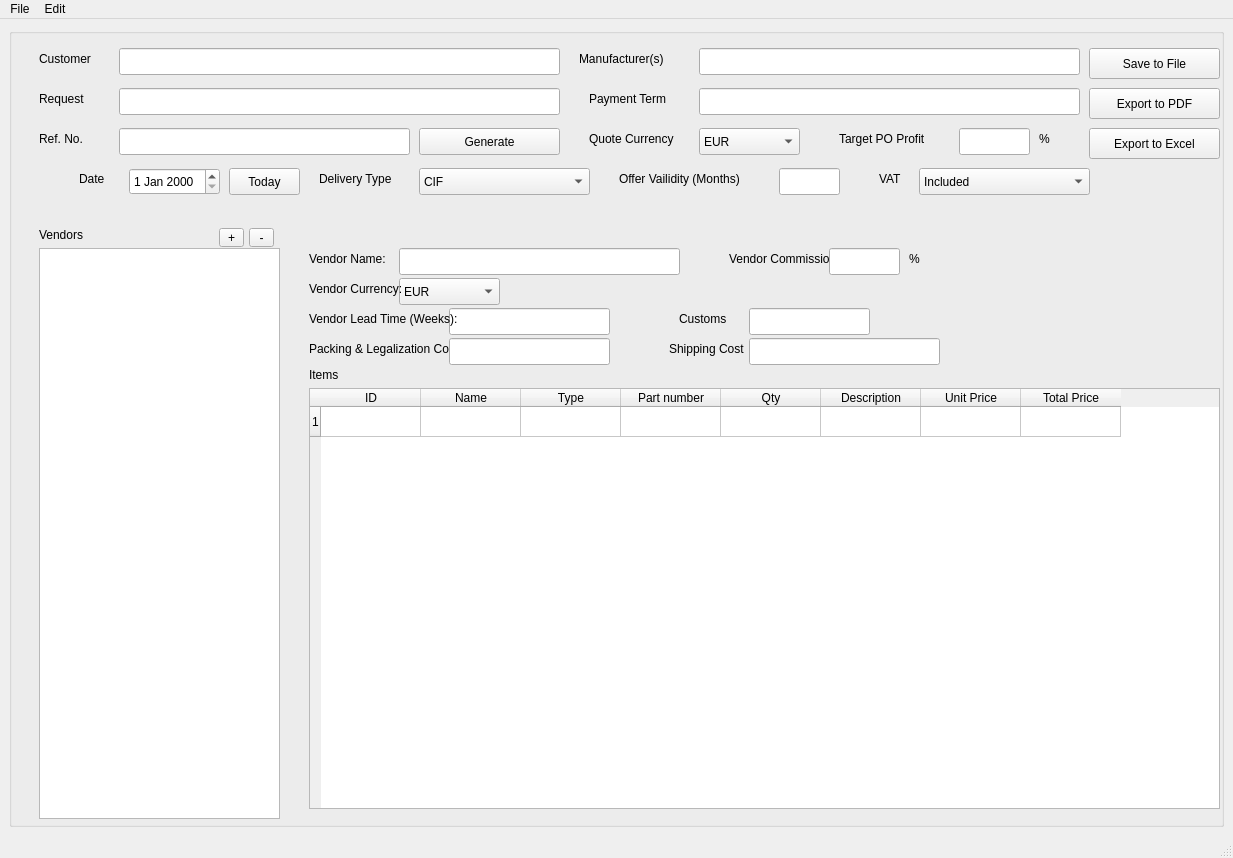
First picture: the form in QuoteCreatorQT/main_window.ui, repository alyashraf97/QuotationCreator, before the edit.
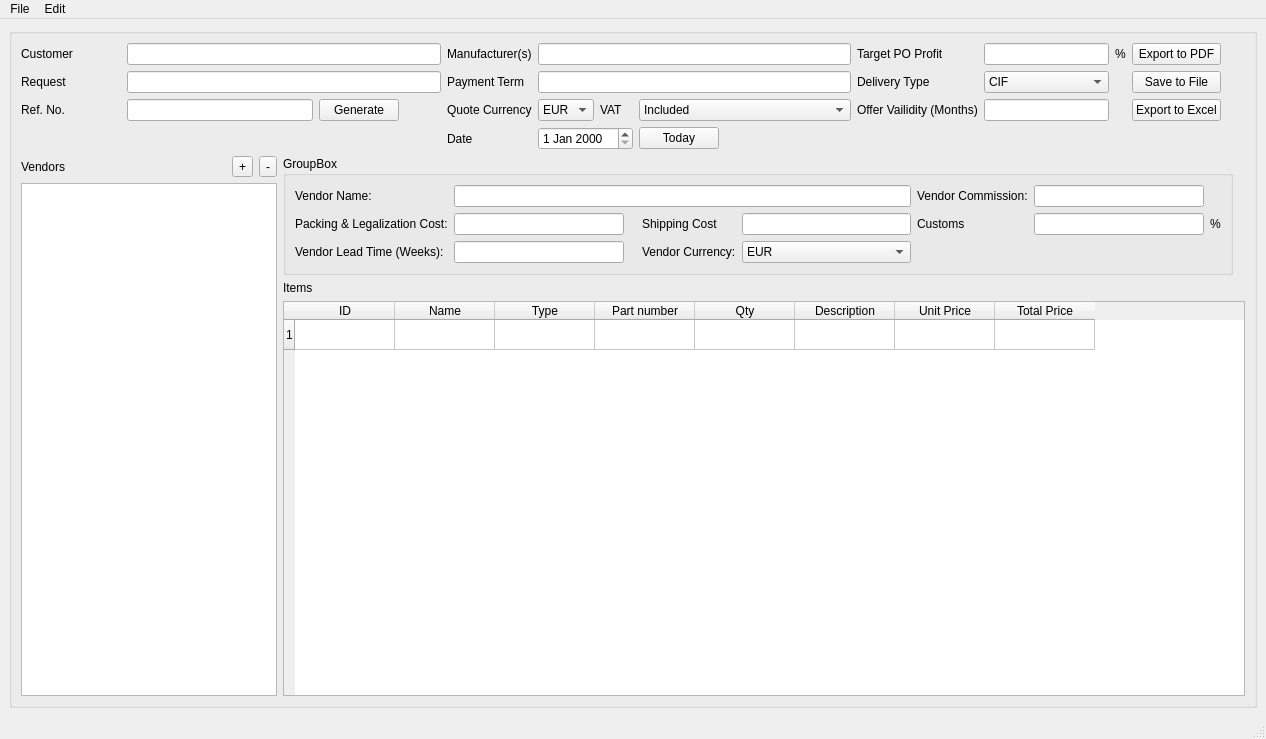
Second picture: the form after the edit.

The edit to the form file:
```diff
--- a/QuoteCreatorQT/main_window.ui
+++ b/QuoteCreatorQT/main_window.ui
@@ -6,8 +6,8 @@
    <rect>
     <x>0</x>
     <y>0</y>
-    <width>1233</width>
-    <height>858</height>
+    <width>1266</width>
+    <height>739</height>
    </rect>
   </property>
   <property name="sizePolicy">
@@ -20,8 +20,8 @@
    <string>MainWindow</string>
   </property>
   <widget class="QWidget" name="centralwidget">
-   <layout class="QVBoxLayout" name="verticalLayout">
-    <item>
+   <layout class="QGridLayout" name="gridLayout">
+    <item row="0" column="0">
      <widget class="QGroupBox" name="quotation_groupBox">
       <property name="sizePolicy">
        <sizepolicy hsizetype="Minimum" vsizetype="Minimum">
@@ -29,725 +29,461 @@
         <verstretch>0</verstretch>
        </sizepolicy>
       </property>
-      <widget class="QDateEdit" name="quotation_date_entry">
-       <property name="geometry">
-        <rect>
-         <x>120</x>
-         <y>140</y>
-         <width>91</width>
-         <height>27</height>
-        </rect>
-       </property>
-      </widget>
-      <widget class="QLabel" name="quote_currency_label">
-       <property name="geometry">
-        <rect>
-         <x>580</x>
-         <y>100</y>
-         <width>111</width>
-         <height>21</height>
-        </rect>
-       </property>
-       <property name="text">
-        <string>Quote Currency</string>
-       </property>
-      </widget>
-      <widget class="QLabel" name="offer_validity_label">
-       <property name="geometry">
-        <rect>
-         <x>610</x>
-         <y>140</y>
-         <width>161</width>
-         <height>21</height>
-        </rect>
-       </property>
-       <property name="text">
-        <string>Offer Vailidity (Months)</string>
-       </property>
-      </widget>
-      <widget class="QComboBox" name="quote_currency_combo">
-       <property name="geometry">
-        <rect>
-         <x>690</x>
-         <y>100</y>
-         <width>101</width>
-         <height>27</height>
-        </rect>
-       </property>
-       <item>
-        <property name="text">
-         <string>EUR</string>
-        </property>
+      <layout class="QGridLayout" name="gridLayout_2">
+       <item row="11" column="4" colspan="17">
+        <widget class="QTableWidget" name="tableWidget">
+         <property name="sortingEnabled">
+          <bool>false</bool>
+         </property>
+         <property name="wordWrap">
+          <bool>false</bool>
+         </property>
+         <row>
+          <property name="text">
+           <string>1</string>
+          </property>
+         </row>
+         <column>
+          <property name="text">
+           <string>ID</string>
+          </property>
+         </column>
+         <column>
+          <property name="text">
+           <string>Name</string>
+          </property>
+         </column>
+         <column>
+          <property name="text">
+           <string>Type</string>
+          </property>
+         </column>
+         <column>
+          <property name="text">
+           <string>Part number</string>
+          </property>
+         </column>
+         <column>
+          <property name="text">
+           <string>Qty</string>
+          </property>
+         </column>
+         <column>
+          <property name="text">
+           <string>Description</string>
+          </property>
+         </column>
+         <column>
+          <property name="text">
+           <string>Unit Price</string>
+          </property>
+         </column>
+         <column>
+          <property name="text">
+           <string>Total Price</string>
+          </property>
+         </column>
+        </widget>
        </item>
-       <item>
-        <property name="text">
-         <string>USD</string>
-        </property>
+       <item row="4" column="14">
+        <widget class="QLineEdit" name="offer_validity_field"/>
        </item>
-       <item>
-        <property name="text">
-         <string>GBP</string>
-        </property>
+       <item row="4" column="8">
+        <widget class="QLabel" name="quote_currency_label">
+         <property name="text">
+          <string>Quote Currency</string>
+         </property>
+        </widget>
        </item>
-       <item>
-        <property name="text">
-         <string>EGP</string>
-        </property>
+       <item row="0" column="8">
+        <widget class="QLabel" name="manufacturer_label">
+         <property name="text">
+          <string>Manufacturer(s)</string>
+         </property>
+        </widget>
        </item>
-       <item>
-        <property name="text">
-         <string>CHF</string>
-        </property>
+       <item row="0" column="1" colspan="7">
+        <widget class="QLineEdit" name="customer_field"/>
        </item>
-       <item>
-        <property name="text">
-         <string>AED</string>
-        </property>
+       <item row="5" column="8">
+        <widget class="QLabel" name="quotation_date_label">
+         <property name="text">
+          <string>Date</string>
+         </property>
+        </widget>
        </item>
-      </widget>
-      <widget class="QLabel" name="customer_label">
-       <property name="geometry">
-        <rect>
-         <x>30</x>
-         <y>20</y>
-         <width>71</width>
-         <height>21</height>
-        </rect>
-       </property>
-       <property name="text">
-        <string>Customer</string>
-       </property>
-      </widget>
-      <widget class="QLabel" name="quotation_date_label">
-       <property name="geometry">
-        <rect>
-         <x>70</x>
-         <y>140</y>
-         <width>41</width>
-         <height>21</height>
-        </rect>
-       </property>
-       <property name="text">
-        <string>Date</string>
-       </property>
-      </widget>
-      <widget class="QLineEdit" name="offer_validity_field">
-       <property name="geometry">
-        <rect>
-         <x>770</x>
-         <y>140</y>
-         <width>61</width>
-         <height>27</height>
-        </rect>
-       </property>
-      </widget>
-      <widget class="QPushButton" name="set_date_to_today_button">
-       <property name="geometry">
-        <rect>
-         <x>220</x>
-         <y>140</y>
-         <width>71</width>
-         <height>27</height>
-        </rect>
-       </property>
-       <property name="text">
-        <string>Today</string>
-       </property>
-      </widget>
-      <widget class="QLineEdit" name="request_field">
-       <property name="geometry">
-        <rect>
-         <x>110</x>
-         <y>60</y>
-         <width>441</width>
-         <height>27</height>
-        </rect>
-       </property>
-      </widget>
-      <widget class="QLabel" name="request_label">
-       <property name="geometry">
-        <rect>
-         <x>30</x>
-         <y>60</y>
-         <width>71</width>
-         <height>21</height>
-        </rect>
-       </property>
-       <property name="text">
-        <string>Request</string>
-       </property>
-      </widget>
-      <widget class="QLineEdit" name="customer_field">
-       <property name="geometry">
-        <rect>
-         <x>110</x>
-         <y>20</y>
-         <width>441</width>
-         <height>27</height>
-        </rect>
-       </property>
-      </widget>
-      <widget class="QLabel" name="target_profit_percent_label">
-       <property name="geometry">
-        <rect>
-         <x>1030</x>
-         <y>100</y>
-         <width>21</width>
-         <height>21</height>
-        </rect>
-       </property>
-       <property name="text">
-        <string>%</string>
-       </property>
-      </widget>
-      <widget class="QLineEdit" name="target_profit_field">
-       <property name="geometry">
-        <rect>
-         <x>950</x>
-         <y>100</y>
-         <width>71</width>
-         <height>27</height>
-        </rect>
-       </property>
-      </widget>
-      <widget class="QLabel" name="manufacturer_label">
-       <property name="geometry">
-        <rect>
-         <x>570</x>
-         <y>20</y>
-         <width>111</width>
-         <height>21</height>
-        </rect>
-       </property>
-       <property name="text">
-        <string>Manufacturer(s)</string>
-       </property>
-      </widget>
-      <widget class="QComboBox" name="delivery_type_combo">
-       <property name="geometry">
-        <rect>
-         <x>410</x>
-         <y>140</y>
-         <width>171</width>
-         <height>27</height>
-        </rect>
-       </property>
-       <item>
-        <property name="text">
-         <string>CIF</string>
-        </property>
+       <item row="4" column="9">
+        <widget class="QComboBox" name="quote_currency_combo">
+         <item>
+          <property name="text">
+           <string>EUR</string>
+          </property>
+         </item>
+         <item>
+          <property name="text">
+           <string>USD</string>
+          </property>
+         </item>
+         <item>
+          <property name="text">
+           <string>GBP</string>
+          </property>
+         </item>
+         <item>
+          <property name="text">
+           <string>EGP</string>
+          </property>
+         </item>
+         <item>
+          <property name="text">
+           <string>CHF</string>
+          </property>
+         </item>
+         <item>
+          <property name="text">
+           <string>AED</string>
+          </property>
+         </item>
+        </widget>
        </item>
-       <item>
-        <property name="text">
-         <string>Site Delivery</string>
-        </property>
+       <item row="7" column="2">
+        <widget class="QToolButton" name="vendor_add_button">
+         <property name="text">
+          <string>+</string>
+         </property>
+        </widget>
        </item>
-       <item>
-        <property name="text">
-         <string>Other</string>
-        </property>
+       <item row="2" column="14">
+        <widget class="QComboBox" name="delivery_type_combo">
+         <item>
+          <property name="text">
+           <string>CIF</string>
+          </property>
+         </item>
+         <item>
+          <property name="text">
+           <string>Site Delivery</string>
+          </property>
+         </item>
+         <item>
+          <property name="text">
+           <string>Other</string>
+          </property>
+         </item>
+        </widget>
        </item>
-      </widget>
-      <widget class="QLabel" name="delivery_type_label">
-       <property name="geometry">
-        <rect>
-         <x>310</x>
-         <y>140</y>
-         <width>101</width>
-         <height>21</height>
-        </rect>
-       </property>
-       <property name="text">
-        <string>Delivery Type</string>
-       </property>
-      </widget>
-      <widget class="QLineEdit" name="manufacturer_label_2">
-       <property name="geometry">
-        <rect>
-         <x>690</x>
-         <y>20</y>
-         <width>381</width>
-         <height>27</height>
-        </rect>
-       </property>
-      </widget>
-      <widget class="QLabel" name="target_profit_label">
-       <property name="geometry">
-        <rect>
-         <x>830</x>
-         <y>100</y>
-         <width>121</width>
-         <height>21</height>
-        </rect>
-       </property>
-       <property name="text">
-        <string>Target PO Profit</string>
-       </property>
-      </widget>
-      <widget class="QLineEdit" name="quote_ref_field">
-       <property name="geometry">
-        <rect>
-         <x>110</x>
-         <y>100</y>
-         <width>291</width>
-         <height>27</height>
-        </rect>
-       </property>
-      </widget>
-      <widget class="QLabel" name="payment_term_label">
-       <property name="geometry">
-        <rect>
-         <x>580</x>
-         <y>60</y>
-         <width>101</width>
-         <height>21</height>
-        </rect>
-       </property>
-       <property name="text">
-        <string>Payment Term</string>
-       </property>
-      </widget>
-      <widget class="QLabel" name="quote_ref_label">
-       <property name="geometry">
-        <rect>
-         <x>30</x>
-         <y>100</y>
-         <width>61</width>
-         <height>21</height>
-        </rect>
-       </property>
-       <property name="text">
-        <string>Ref. No.</string>
-       </property>
-      </widget>
-      <widget class="QLineEdit" name="payment_term_field">
-       <property name="geometry">
-        <rect>
-         <x>690</x>
-         <y>60</y>
-         <width>381</width>
-         <height>27</height>
-        </rect>
-       </property>
-      </widget>
-      <widget class="QPushButton" name="save_to_file_button">
-       <property name="geometry">
-        <rect>
-         <x>1080</x>
-         <y>20</y>
-         <width>131</width>
-         <height>31</height>
-        </rect>
-       </property>
-       <property name="text">
-        <string>Save to File</string>
-       </property>
-      </widget>
-      <widget class="QPushButton" name="export_to_pdf_button">
-       <property name="geometry">
-        <rect>
-         <x>1080</x>
-         <y>60</y>
-         <width>131</width>
-         <height>31</height>
-        </rect>
-       </property>
-       <property name="text">
-        <string>Export to PDF</string>
-       </property>
-      </widget>
-      <widget class="QPushButton" name="export_to_excel_button">
-       <property name="geometry">
-        <rect>
-         <x>1080</x>
-         <y>100</y>
-         <width>131</width>
-         <height>31</height>
-        </rect>
-       </property>
-       <property name="text">
-        <string>Export to Excel</string>
-       </property>
-      </widget>
-      <widget class="QComboBox" name="vat_state_combo">
-       <property name="geometry">
-        <rect>
-         <x>910</x>
-         <y>140</y>
-         <width>171</width>
-         <height>27</height>
-        </rect>
-       </property>
-       <item>
-        <property name="text">
-         <string>Included</string>
-        </property>
+       <item row="0" column="16">
+        <widget class="QPushButton" name="export_to_pdf_button">
+         <property name="text">
+          <string>Export to PDF</string>
+         </property>
+        </widget>
        </item>
-       <item>
-        <property name="text">
-         <string>Not Included</string>
-        </property>
+       <item row="4" column="16">
+        <widget class="QPushButton" name="export_to_excel_button">
+         <property name="text">
+          <string>Export to Excel</string>
+         </property>
+        </widget>
        </item>
-      </widget>
-      <widget class="QLabel" name="vat_label">
-       <property name="geometry">
-        <rect>
-         <x>870</x>
-         <y>140</y>
-         <width>31</width>
-         <height>21</height>
-        </rect>
-       </property>
-       <property name="text">
-        <string>VAT</string>
-       </property>
-      </widget>
-      <widget class="QPushButton" name="ref_number_generator_button">
-       <property name="geometry">
-        <rect>
-         <x>410</x>
-         <y>100</y>
-         <width>141</width>
-         <height>27</height>
-        </rect>
-       </property>
-       <property name="text">
-        <string>Generate</string>
-       </property>
-      </widget>
-      <widget class="QListWidget" name="listWidget">
-       <property name="geometry">
-        <rect>
-         <x>30</x>
-         <y>220</y>
-         <width>241</width>
-         <height>571</height>
-        </rect>
-       </property>
-      </widget>
-      <widget class="QLabel" name="vendor_name_label">
-       <property name="geometry">
-        <rect>
-         <x>300</x>
-         <y>220</y>
-         <width>91</width>
-         <height>21</height>
-        </rect>
-       </property>
-       <property name="text">
-        <string>Vendor Name:</string>
-       </property>
-      </widget>
-      <widget class="QLineEdit" name="vendor_lead_time_field">
-       <property name="geometry">
-        <rect>
-         <x>440</x>
-         <y>280</y>
-         <width>161</width>
-         <height>27</height>
-        </rect>
-       </property>
-      </widget>
-      <widget class="QLabel" name="vendor_shippingcost_label">
-       <property name="geometry">
-        <rect>
-         <x>660</x>
-         <y>310</y>
-         <width>101</width>
-         <height>21</height>
-        </rect>
-       </property>
-       <property name="text">
-        <string>Shipping Cost</string>
-       </property>
-      </widget>
-      <widget class="QComboBox" name="vendor_currency_combo">
-       <property name="geometry">
-        <rect>
-         <x>390</x>
-         <y>250</y>
-         <width>101</width>
-         <height>27</height>
-        </rect>
-       </property>
-       <item>
-        <property name="text">
-         <string>EUR</string>
-        </property>
+       <item row="0" column="14">
+        <widget class="QLineEdit" name="target_profit_field"/>
        </item>
-       <item>
-        <property name="text">
-         <string>USD</string>
-        </property>
+       <item row="4" column="13">
+        <widget class="QLabel" name="offer_validity_label">
+         <property name="text">
+          <string>Offer Vailidity (Months)</string>
+         </property>
+        </widget>
        </item>
-       <item>
-        <property name="text">
-         <string>GBP</string>
-        </property>
+       <item row="8" column="0" rowspan="4" colspan="4">
+        <widget class="QListWidget" name="listWidget"/>
        </item>
-       <item>
-        <property name="text">
-         <string>EGP</string>
-        </property>
+       <item row="4" column="0">
+        <widget class="QLabel" name="quote_ref_label">
+         <property name="text">
+          <string>Ref. No.</string>
+         </property>
+        </widget>
        </item>
-       <item>
-        <property name="text">
-         <string>CHF</string>
-        </property>
+       <item row="4" column="1" colspan="4">
+        <widget class="QLineEdit" name="quote_ref_field"/>
        </item>
-       <item>
-        <property name="text">
-         <string>AED</string>
-        </property>
+       <item row="2" column="16">
+        <widget class="QPushButton" name="save_to_file_button">
+         <property name="text">
+          <string>Save to File</string>
+         </property>
+        </widget>
        </item>
-      </widget>
-      <widget class="QLineEdit" name="vendor_name_field">
-       <property name="geometry">
-        <rect>
-         <x>390</x>
-         <y>220</y>
-         <width>281</width>
-         <height>27</height>
-        </rect>
-       </property>
-      </widget>
-      <widget class="QLineEdit" name="shipping_cost_field">
-       <property name="geometry">
-        <rect>
-         <x>740</x>
-         <y>310</y>
-         <width>191</width>
-         <height>27</height>
-        </rect>
-       </property>
-       <property name="text">
-        <string/>
-       </property>
-      </widget>
-      <widget class="QLabel" name="vendor_packingcost_label">
-       <property name="geometry">
-        <rect>
-         <x>300</x>
-         <y>310</y>
-         <width>191</width>
-         <height>21</height>
-        </rect>
-       </property>
-       <property name="text">
-        <string>Packing &amp; Legalization Cost:</string>
-       </property>
-      </widget>
-      <widget class="QLabel" name="vendor_currency_label">
-       <property name="geometry">
-        <rect>
-         <x>300</x>
-         <y>250</y>
-         <width>111</width>
-         <height>21</height>
-        </rect>
-       </property>
-       <property name="text">
-        <string>Vendor Currency:</string>
-       </property>
-      </widget>
-      <widget class="QLabel" name="vendor_customs_label">
-       <property name="geometry">
-        <rect>
-         <x>670</x>
-         <y>280</y>
-         <width>71</width>
-         <height>21</height>
-        </rect>
-       </property>
-       <property name="text">
-        <string>Customs</string>
-       </property>
-      </widget>
-      <widget class="QLineEdit" name="custome_percent_field">
-       <property name="geometry">
-        <rect>
-         <x>740</x>
-         <y>280</y>
-         <width>121</width>
-         <height>27</height>
-        </rect>
-       </property>
-      </widget>
-      <widget class="QLineEdit" name="packing_cost_field">
-       <property name="geometry">
-        <rect>
-         <x>440</x>
-         <y>310</y>
-         <width>161</width>
-         <height>27</height>
-        </rect>
-       </property>
-      </widget>
-      <widget class="QLabel" name="vendor_leadtime_label">
-       <property name="geometry">
-        <rect>
-         <x>300</x>
-         <y>280</y>
-         <width>191</width>
-         <height>21</height>
-        </rect>
-       </property>
-       <property name="text">
-        <string>Vendor Lead Time (Weeks):</string>
-       </property>
-      </widget>
-      <widget class="QLabel" name="label">
-       <property name="geometry">
-        <rect>
-         <x>30</x>
-         <y>200</y>
-         <width>47</width>
-         <height>13</height>
-        </rect>
-       </property>
-       <property name="text">
-        <string>Vendors</string>
-       </property>
-      </widget>
-      <widget class="QToolButton" name="vendor_add_button">
-       <property name="geometry">
-        <rect>
-         <x>210</x>
-         <y>200</y>
-         <width>25</width>
-         <height>19</height>
-        </rect>
-       </property>
-       <property name="text">
-        <string>+</string>
-       </property>
-      </widget>
-      <widget class="QToolButton" name="vendor_remove_button">
-       <property name="geometry">
-        <rect>
-         <x>240</x>
-         <y>200</y>
-         <width>25</width>
-         <height>19</height>
-        </rect>
-       </property>
-       <property name="text">
-        <string>-</string>
-       </property>
-      </widget>
-      <widget class="QLabel" name="label_2">
-       <property name="geometry">
-        <rect>
-         <x>300</x>
-         <y>340</y>
-         <width>47</width>
-         <height>13</height>
-        </rect>
-       </property>
-       <property name="text">
-        <string>Items</string>
-       </property>
-      </widget>
-      <widget class="QLabel" name="target_profit_label_2">
-       <property name="geometry">
-        <rect>
-         <x>720</x>
-         <y>220</y>
-         <width>121</width>
-         <height>21</height>
-        </rect>
-       </property>
-       <property name="text">
-        <string>Vendor Commission:</string>
-       </property>
-      </widget>
-      <widget class="QLineEdit" name="vendor_comission_field">
-       <property name="geometry">
-        <rect>
-         <x>820</x>
-         <y>220</y>
-         <width>71</width>
-         <height>27</height>
-        </rect>
-       </property>
-       <property name="text">
-        <string/>
-       </property>
-      </widget>
-      <widget class="QLabel" name="target_profit_percent_label_2">
-       <property name="geometry">
-        <rect>
-         <x>900</x>
-         <y>220</y>
-         <width>21</width>
-         <height>21</height>
-        </rect>
-       </property>
-       <property name="text">
-        <string>%</string>
-       </property>
-      </widget>
-      <widget class="QTableWidget" name="tableWidget">
-       <property name="geometry">
-        <rect>
-         <x>300</x>
-         <y>360</y>
-         <width>911</width>
-         <height>421</height>
-        </rect>
-       </property>
-       <property name="sortingEnabled">
-        <bool>false</bool>
-       </property>
-       <property name="wordWrap">
-        <bool>false</bool>
-       </property>
-       <row>
-        <property name="text">
-         <string>1</string>
-        </property>
-       </row>
-       <column>
-        <property name="text">
-         <string>ID</string>
-        </property>
-       </column>
-       <column>
-        <property name="text">
-         <string>Name</string>
-        </property>
-       </column>
-       <column>
-        <property name="text">
-         <string>Type</string>
-        </property>
-       </column>
-       <column>
-        <property name="text">
-         <string>Part number</string>
-        </property>
-       </column>
-       <column>
-        <property name="text">
-         <string>Qty</string>
-        </property>
-       </column>
-       <column>
-        <property name="text">
-         <string>Description</string>
-        </property>
-       </column>
-       <column>
-        <property name="text">
-         <string>Unit Price</string>
-        </property>
-       </column>
-       <column>
-        <property name="text">
-         <string>Total Price</string>
-        </property>
-       </column>
-      </widget>
+       <item row="0" column="13">
+        <widget class="QLabel" name="target_profit_label">
+         <property name="text">
+          <string>Target PO Profit</string>
+         </property>
+        </widget>
+       </item>
+       <item row="0" column="15">
+        <widget class="QLabel" name="target_profit_percent_label">
+         <property name="text">
+          <string>%</string>
+         </property>
+        </widget>
+       </item>
+       <item row="10" column="4">
+        <widget class="QLabel" name="label_2">
+         <property name="text">
+          <string>Items</string>
+         </property>
+        </widget>
+       </item>
+       <item row="7" column="4" rowspan="3" colspan="15">
+        <widget class="QGroupBox" name="groupBox_2">
+         <property name="title">
+          <string>GroupBox</string>
+         </property>
+         <layout class="QGridLayout" name="gridLayout_3">
+          <item row="1" column="1">
+           <widget class="QLineEdit" name="packing_cost_field"/>
+          </item>
+          <item row="3" column="0">
+           <widget class="QLabel" name="vendor_leadtime_label">
+            <property name="text">
+             <string>Vendor Lead Time (Weeks):</string>
+            </property>
+           </widget>
+          </item>
+          <item row="0" column="0">
+           <widget class="QLabel" name="vendor_name_label">
+            <property name="text">
+             <string>Vendor Name:</string>
+            </property>
+           </widget>
+          </item>
+          <item row="1" column="0">
+           <widget class="QLabel" name="vendor_packingcost_label">
+            <property name="text">
+             <string>Packing &amp; Legalization Cost:</string>
+            </property>
+           </widget>
+          </item>
+          <item row="3" column="1">
+           <widget class="QLineEdit" name="vendor_lead_time_field"/>
+          </item>
+          <item row="0" column="9">
+           <widget class="QLineEdit" name="vendor_comission_field">
+            <property name="text">
+             <string/>
+            </property>
+           </widget>
+          </item>
+          <item row="0" column="6">
+           <widget class="QLabel" name="target_profit_label_2">
+            <property name="text">
+             <string>Vendor Commission:</string>
+            </property>
+           </widget>
+          </item>
+          <item row="1" column="11">
+           <widget class="QLabel" name="target_profit_percent_label_2">
+            <property name="text">
+             <string>%</string>
+            </property>
+           </widget>
+          </item>
+          <item row="1" column="9">
+           <widget class="QLineEdit" name="custome_percent_field"/>
+          </item>
+          <item row="1" column="6">
+           <widget class="QLabel" name="vendor_customs_label">
+            <property name="text">
+             <string>Customs</string>
+            </property>
+           </widget>
+          </item>
+          <item row="0" column="1" colspan="5">
+           <widget class="QLineEdit" name="vendor_name_field"/>
+          </item>
+          <item row="1" column="4">
+           <widget class="QLabel" name="vendor_shippingcost_label">
+            <property name="text">
+             <string>Shipping Cost</string>
+            </property>
+           </widget>
+          </item>
+          <item row="1" column="5">
+           <widget class="QLineEdit" name="shipping_cost_field">
+            <property name="text">
+             <string/>
+            </property>
+           </widget>
+          </item>
+          <item row="3" column="4">
+           <widget class="QLabel" name="vendor_currency_label">
+            <property name="text">
+             <string>Vendor Currency:</string>
+            </property>
+           </widget>
+          </item>
+          <item row="3" column="5">
+           <widget class="QComboBox" name="vendor_currency_combo">
+            <item>
+             <property name="text">
+              <string>EUR</string>
+             </property>
+            </item>
+            <item>
+             <property name="text">
+              <string>USD</string>
+             </property>
+            </item>
+            <item>
+             <property name="text">
+              <string>GBP</string>
+             </property>
+            </item>
+            <item>
+             <property name="text">
+              <string>EGP</string>
+             </property>
+            </item>
+            <item>
+             <property name="text">
+              <string>CHF</string>
+             </property>
+            </item>
+            <item>
+             <property name="text">
+              <string>AED</string>
+             </property>
+            </item>
+           </widget>
+          </item>
+         </layout>
+        </widget>
+       </item>
+       <item row="2" column="0">
+        <widget class="QLabel" name="request_label">
+         <property name="text">
+          <string>Request</string>
+         </property>
+        </widget>
+       </item>
+       <item row="7" column="0">
+        <widget class="QLabel" name="label">
+         <property name="text">
+          <string>Vendors</string>
+         </property>
+        </widget>
+       </item>
+       <item row="4" column="10">
+        <widget class="QLabel" name="vat_label">
+         <property name="text">
+          <string>VAT</string>
+         </property>
+        </widget>
+       </item>
+       <item row="5" column="11">
+        <widget class="QPushButton" name="set_date_to_today_button">
+         <property name="text">
+          <string>Today</string>
+         </property>
+        </widget>
+       </item>
+       <item row="2" column="8">
+        <widget class="QLabel" name="payment_term_label">
+         <property name="text">
+          <string>Payment Term</string>
+         </property>
+        </widget>
+       </item>
+       <item row="2" column="13">
+        <widget class="QLabel" name="delivery_type_label">
+         <property name="text">
+          <string>Delivery Type</string>
+         </property>
+        </widget>
+       </item>
+       <item row="4" column="5">
+        <widget class="QPushButton" name="ref_number_generator_button">
+         <property name="text">
+          <string>Generate</string>
+         </property>
+        </widget>
+       </item>
+       <item row="2" column="1" colspan="7">
+        <widget class="QLineEdit" name="request_field"/>
+       </item>
+       <item row="5" column="9" colspan="2">
+        <widget class="QDateEdit" name="quotation_date_entry"/>
+       </item>
+       <item row="7" column="3">
+        <widget class="QToolButton" name="vendor_remove_button">
+         <property name="text">
+          <string>-</string>
+         </property>
+        </widget>
+       </item>
+       <item row="0" column="0">
+        <widget class="QLabel" name="customer_label">
+         <property name="text">
+          <string>Customer</string>
+         </property>
+        </widget>
+       </item>
+       <item row="0" column="9" colspan="4">
+        <widget class="QLineEdit" name="manufacturer_label_2"/>
+       </item>
+       <item row="2" column="9" colspan="4">
+        <widget class="QLineEdit" name="payment_term_field"/>
+       </item>
+       <item row="4" column="11" colspan="2">
+        <widget class="QComboBox" name="vat_state_combo">
+         <item>
+          <property name="text">
+           <string>Included</string>
+          </property>
+         </item>
+         <item>
+          <property name="text">
+           <string>Not Included</string>
+          </property>
+         </item>
+        </widget>
+       </item>
+       <item row="5" column="12">
+        <spacer name="horizontalSpacer">
+         <property name="orientation">
+          <enum>Qt::Horizontal</enum>
+         </property>
+         <property name="sizeType">
+          <enum>QSizePolicy::MinimumExpanding</enum>
+         </property>
+         <property name="sizeHint" stdset="0">
+          <size>
+           <width>40</width>
+           <height>20</height>
+          </size>
+         </property>
+        </spacer>
+       </item>
+       <item row="4" column="6">
+        <spacer name="horizontalSpacer_2">
+         <property name="orientation">
+          <enum>Qt::Horizontal</enum>
+         </property>
+         <property name="sizeType">
+          <enum>QSizePolicy::Fixed</enum>
+         </property>
+         <property name="sizeHint" stdset="0">
+          <size>
+           <width>30</width>
+           <height>10</height>
+          </size>
+         </property>
+        </spacer>
+       </item>
+      </layout>
      </widget>
     </item>
    </layout>
@@ -757,8 +493,8 @@
     <rect>
      <x>0</x>
      <y>0</y>
-     <width>1233</width>
-     <height>21</height>
+     <width>1266</width>
+     <height>24</height>
     </rect>
    </property>
    <widget class="QMenu" name="menuFile">
```
